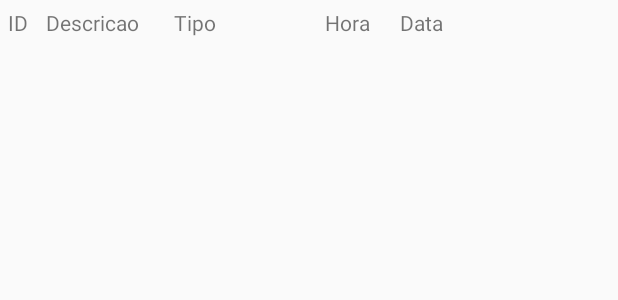
After one commit to ClepsonSantos/AppAgenda, an Android app: the layout layout_lista.xml on its own in the app's theme, with its tools: preview values and no code run, on a phone screen of 412 x 824 dp. The commit adds this screen. Shown: the top 300 px of the screen. Run offline under Robolectric (Android 15) with nearby library versions, the phone set to English and light mode, and no system bars.

Commit message:
criado o layout_list,, 👽

```diff
--- a/app/src/main/res/layout/activity_lista.xml
+++ b/app/src/main/res/layout/activity_lista.xml
@@ -1,9 +1,17 @@
 <?xml version="1.0" encoding="utf-8"?>
-<android.support.constraint.ConstraintLayout xmlns:android="http://schemas.android.com/apk/res/android"
+<RelativeLayout xmlns:android="http://schemas.android.com/apk/res/android"
     xmlns:app="http://schemas.android.com/apk/res-auto"
     xmlns:tools="http://schemas.android.com/tools"
     android:layout_width="match_parent"
     android:layout_height="match_parent"
     tools:context=".ListaActivity">
 
-</android.support.constraint.ConstraintLayout>
+    <ListView
+        android:id="@+id/listaDados"
+        android:layout_width="match_parent"
+        android:layout_height="match_parent"
+        android:layout_alignParentTop="true"
+        android:layout_centerHorizontal="true"
+        android:layout_marginTop="57dp" />
+
+</RelativeLayout>
--- /dev/null
+++ b/app/src/main/res/layout/layout_lista.xml
@@ -0,0 +1,50 @@
+<?xml version="1.0" encoding="utf-8"?>
+<GridLayout xmlns:android="http://schemas.android.com/apk/res/android"
+    android:layout_width="match_parent"
+    android:layout_height="match_parent"
+    android:columnCount="5"
+    android:rowCount="2">
+
+    <TextView
+        android:id="@+id/id"
+        android:layout_width="20dp"
+        android:layout_height="wrap_content"
+        android:layout_marginLeft="5dp"
+        android:layout_marginTop="5dp"
+        android:text="ID"/>
+
+    <TextView
+        android:id="@+id/descricao"
+        android:layout_width="80dp"
+        android:layout_height="wrap_content"
+        android:layout_marginLeft="5dp"
+        android:layout_marginTop="5dp"
+        android:text="Descricao"/>
+
+    <TextView
+        android:id="@+id/tipo"
+        android:layout_width="80dp"
+        android:layout_height="wrap_content"
+        android:layout_marginLeft="5dp"
+        android:layout_marginTop="5dp"
+        android:text="Tipo"/>
+
+    <TextView
+        android:id="@+id/hora"
+        android:layout_width="60dp"
+        android:layout_height="wrap_content"
+        android:layout_marginLeft="5dp"
+        android:layout_marginTop="5dp"
+        android:textAlignment="center"
+        android:text="Hora"/>
+
+    <TextView
+        android:id="@+id/data"
+        android:layout_width="80dp"
+        android:layout_height="wrap_content"
+        android:layout_marginLeft="5dp"
+        android:layout_marginTop="5dp"
+        android:text="Data"/>
+
+
+</GridLayout>
```
